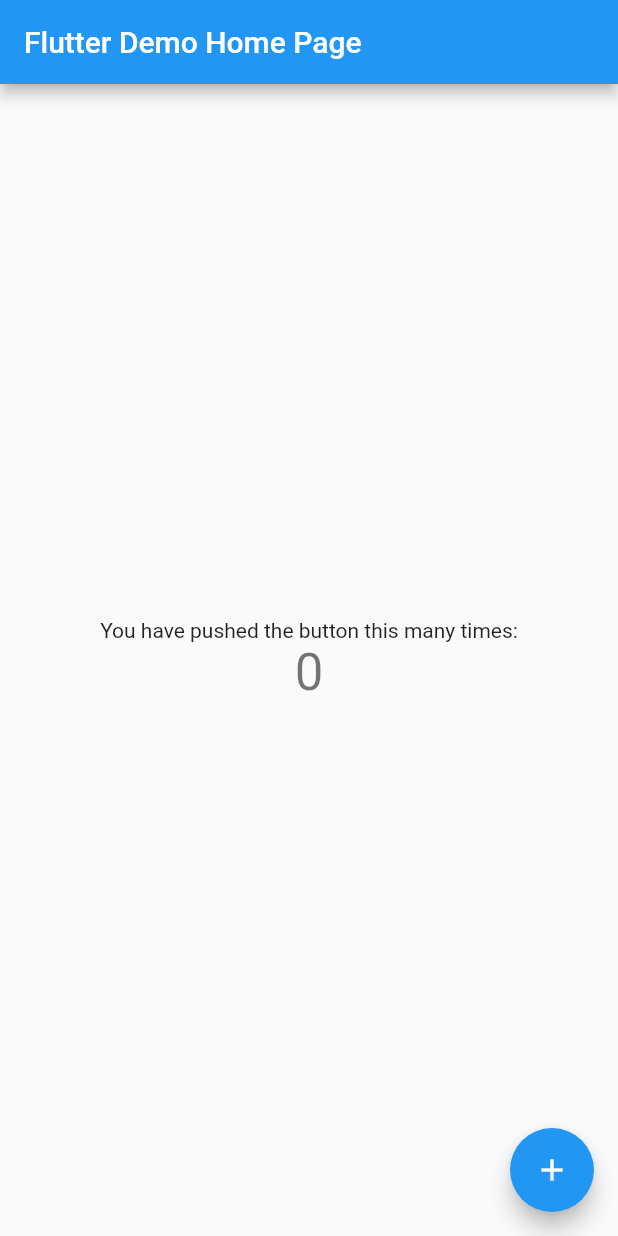
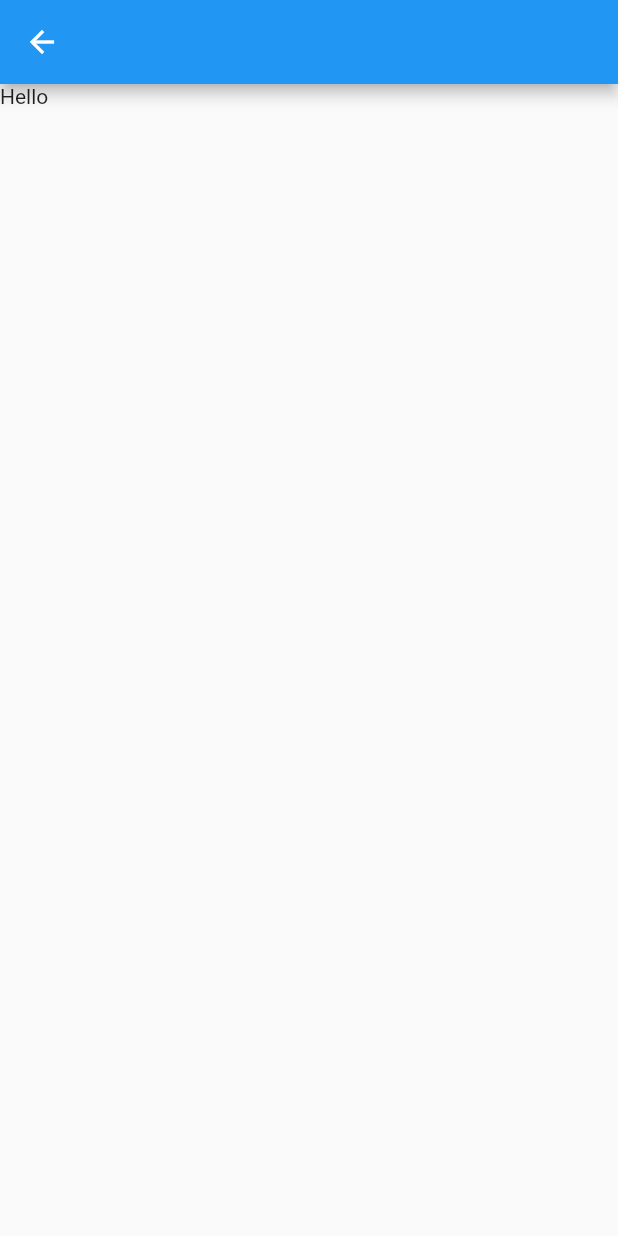
Before and after one commit to Group-G-WIL/Group-G-WIL, a Flutter app: the screen it shows after launch, on a phone screen of 412 x 824 dp. Run offline on Flutter 3.47's test engine with Material 2 defaults, Android fonts, the phone set to English and light mode, and no system bars.

```diff
--- /dev/null
+++ b/Phase 3/salon_app/lib/custom_classes/favourites.dart
@@ -0,0 +1,6 @@
+class Favourites {
+  String userID;
+  List favourites;
+
+  Favourites(this.userID, this.favourites);
+}
--- a/Phase 3/salon_app/lib/main.dart
+++ b/Phase 3/salon_app/lib/main.dart
@@ -1,115 +1,19 @@
 import 'package:flutter/material.dart';
+import 'package:salon_app/pages/booking.dart';
+import 'package:salon_app/pages/services.dart';
+import 'package:salon_app/pages/sign_up.dart';
+import 'package:salon_app/pages/login.dart';
+import 'package:salon_app/pages/find_salon.dart';
+import 'package:salon_app/pages/loading.dart';
 
-void main() {
-  runApp(const MyApp());
-}
-
-class MyApp extends StatelessWidget {
-  const MyApp({Key? key}) : super(key: key);
-
-  // This widget is the root of your application.
-  @override
-  Widget build(BuildContext context) {
-    return MaterialApp(
-      title: 'Flutter Demo',
-      theme: ThemeData(
-        // This is the theme of your application.
-        //
-        // Try running your application with "flutter run". You'll see the
-        // application has a blue toolbar. Then, without quitting the app, try
-        // changing the primarySwatch below to Colors.green and then invoke
-        // "hot reload" (press "r" in the console where you ran "flutter run",
-        // or simply save your changes to "hot reload" in a Flutter IDE).
-        // Notice that the counter didn't reset back to zero; the application
-        // is not restarted.
-        primarySwatch: Colors.blue,
-      ),
-      home: const MyHomePage(title: 'Flutter Demo Home Page'),
-    );
-  }
-}
-
-class MyHomePage extends StatefulWidget {
-  const MyHomePage({Key? key, required this.title}) : super(key: key);
-
-  // This widget is the home page of your application. It is stateful, meaning
-  // that it has a State object (defined below) that contains fields that affect
-  // how it looks.
-
-  // This class is the configuration for the state. It holds the values (in this
-  // case the title) provided by the parent (in this case the App widget) and
-  // used by the build method of the State. Fields in a Widget subclass are
-  // always marked "final".
-
-  final String title;
-
-  @override
-  State<MyHomePage> createState() => _MyHomePageState();
-}
-
-class _MyHomePageState extends State<MyHomePage> {
-  int _counter = 0;
-
-  void _incrementCounter() {
-    setState(() {
-      // This call to setState tells the Flutter framework that something has
-      // changed in this State, which causes it to rerun the build method below
-      // so that the display can reflect the updated values. If we changed
-      // _counter without calling setState(), then the build method would not be
-      // called again, and so nothing would appear to happen.
-      _counter++;
-    });
-  }
-
-  @override
-  Widget build(BuildContext context) {
-    // This method is rerun every time setState is called, for instance as done
-    // by the _incrementCounter method above.
-    //
-    // The Flutter framework has been optimized to make rerunning build methods
-    // fast, so that you can just rebuild anything that needs updating rather
-    // than having to individually change instances of widgets.
-    return Scaffold(
-      appBar: AppBar(
-        // Here we take the value from the MyHomePage object that was created by
-        // the App.build method, and use it to set our appbar title.
-        title: Text(widget.title),
-      ),
-      body: Center(
-        // Center is a layout widget. It takes a single child and positions it
-        // in the middle of the parent.
-        child: Column(
-          // Column is also a layout widget. It takes a list of children and
-          // arranges them vertically. By default, it sizes itself to fit its
-          // children horizontally, and tries to be as tall as its parent.
-          //
-          // Invoke "debug painting" (press "p" in the console, choose the
-          // "Toggle Debug Paint" action from the Flutter Inspector in Android
-          // Studio, or the "Toggle Debug Paint" command in Visual Studio Code)
-          // to see the wireframe for each widget.
-          //
-          // Column has various properties to control how it sizes itself and
-          // how it positions its children. Here we use mainAxisAlignment to
-          // center the children vertically; the main axis here is the vertical
-          // axis because Columns are vertical (the cross axis would be
-          // horizontal).
-          mainAxisAlignment: MainAxisAlignment.center,
-          children: <Widget>[
-            const Text(
-              'You have pushed the button this many times:',
-            ),
-            Text(
-              '$_counter',
-              style: Theme.of(context).textTheme.headline4,
-            ),
-          ],
-        ),
-      ),
-      floatingActionButton: FloatingActionButton(
-        onPressed: _incrementCounter,
-        tooltip: 'Increment',
-        child: const Icon(Icons.add),
-      ), // This trailing comma makes auto-formatting nicer for build methods.
-    );
-  }
-}
+void main() => runApp(MaterialApp(
+      initialRoute: '/login',
+      routes: {
+        '/': (context) => Loading(),
+        '/login': (context) => Login(),
+        '/find_salon': (context) => Find_Salon(),
+        '/registration': (context) => Sign_Up(),
+        '/booking': (context) => Booking(),
+        '/view_services': (context) => Services(),
+      },
+    ));
--- /dev/null
+++ b/Phase 3/salon_app/lib/pages/login.dart
@@ -0,0 +1,25 @@
+
+import 'package:flutter/material.dart';
+
+void main() => runApp(MaterialApp(home: Login()));
+
+class Login extends StatefulWidget {
+  @override
+  State<Login> createState() => _LoginState();
+}
+
+class _LoginState extends State<Login> {
+  @override
+  Widget build(BuildContext context) {
+    return Scaffold(
+      appBar: AppBar(
+        title: const Text(" "),
+
+      ),
+      body: const SafeArea(
+        child: Text("Hello"),
+      ),
+
+    );
+  }
+}
```
Also changed, not shown: Phase 3/salon_app/lib/custom_classes/client.dart (added, +18 -0 lines), Phase 3/salon_app/lib/custom_classes/items.dart (added, +33 -0 lines), Phase 3/salon_app/lib/custom_classes/promos.dart (added, +33 -0 lines), Phase 3/salon_app/lib/custom_classes/salon_owner.dart (added, +20 -0 lines), Phase 3/salon_app/lib/custom_classes/user.dart (added, +66 -0 lines), Phase 3/salon_app/lib/pages/booking.dart (added, +25 -0 lines), Phase 3/salon_app/lib/pages/find_salon.dart (added, +25 -0 lines), Phase 3/salon_app/lib/pages/loading.dart (added, +26 -0 lines), Phase 3/salon_app/lib/pages/services.dart (added, +26 -0 lines), Phase 3/salon_app/lib/pages/sign_up.dart (added, +26 -0 lines), 1 other file.
